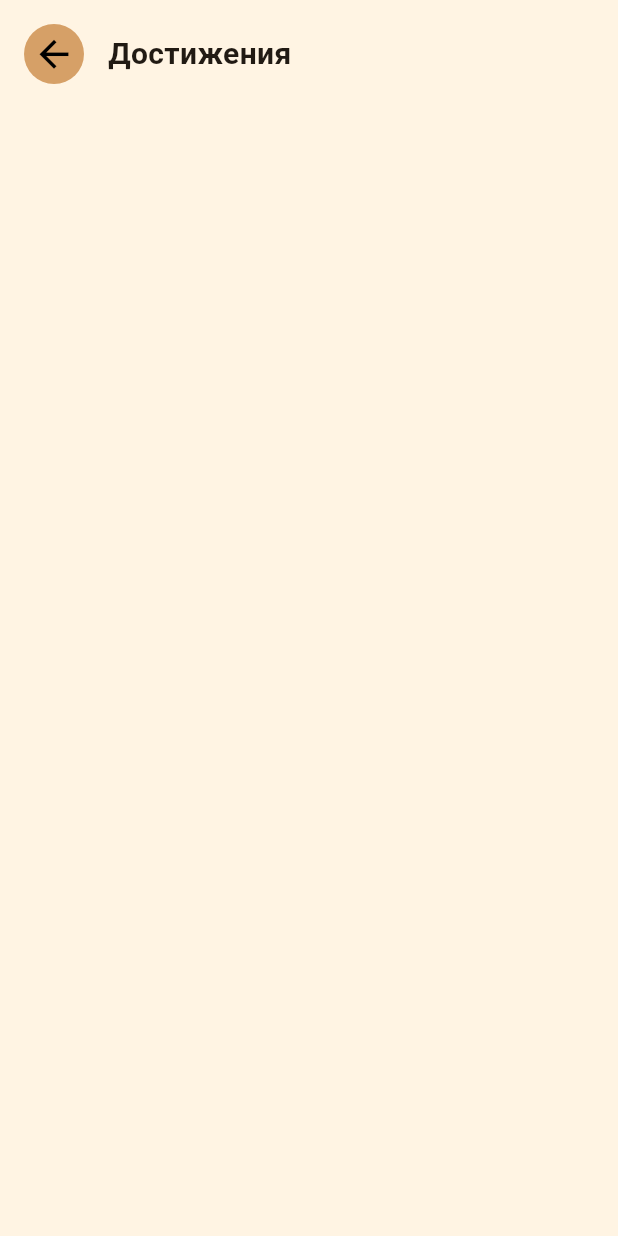
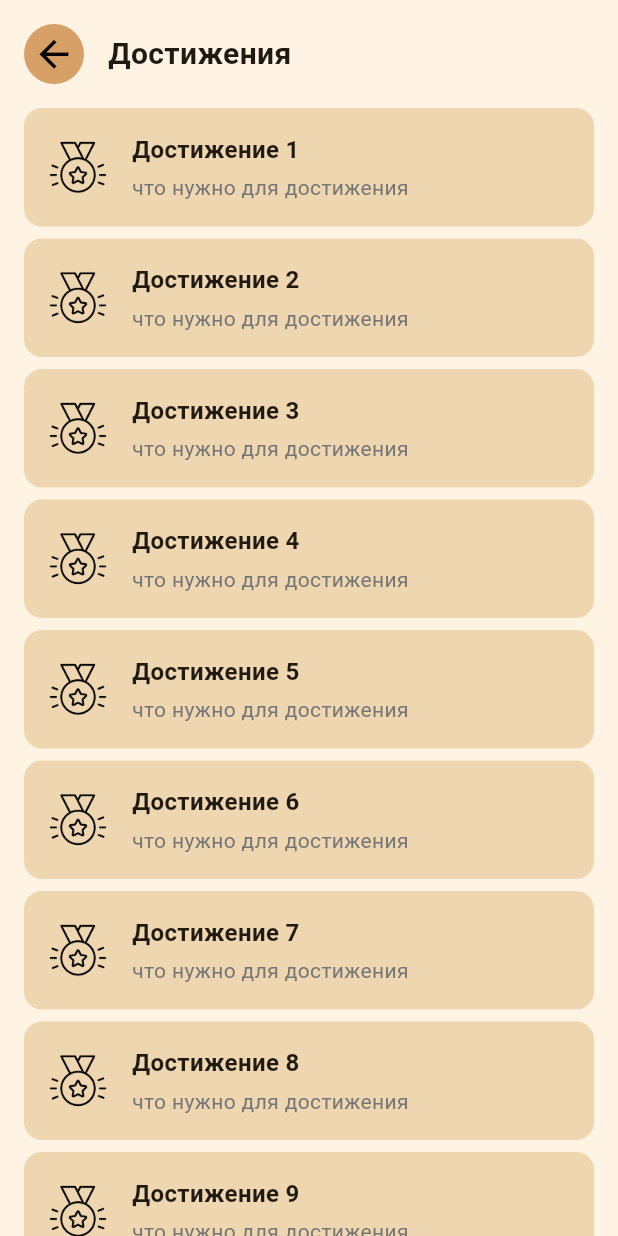
Before and after one commit to capti/Cardly, a Flutter app: the AchievementsScreen screen opened directly, on a phone screen of 412 x 824 dp. Run offline on Flutter 3.47's test engine with Material 3 defaults, Android fonts, the phone set to English and light mode, and no system bars; our stand-ins replace email_validator, flutter_svg, shared_preferences; accounts and stored records are empty.

Commit message:
FCCX-110 update achievements_screen

```diff
--- a/frontend/lib/views/achievements_screen.dart
+++ b/frontend/lib/views/achievements_screen.dart
@@ -6,7 +6,6 @@ class AchievementsScreen extends StatelessWidget {
 
   @override
   Widget build(BuildContext context) {
-    // TODO: Replace with actual achievements data
     final List<Achievement> achievements = List.generate(
       10,
       (index) => Achievement(
@@ -60,7 +59,66 @@ class AchievementsScreen extends StatelessWidget {
                 ],
               ),
             ),
-            // ... existing code ...
+            // Achievements list
+            Expanded(
+              child: ListView.builder(
+                padding: const EdgeInsets.symmetric(horizontal: 16),
+                itemCount: achievements.length,
+                itemBuilder: (context, index) {
+                  final achievement = achievements[index];
+                  return Card(
+                    margin: const EdgeInsets.only(bottom: 8),
+                    color: const Color(0xFFEDD6B0),
+                    elevation: 0,
+                    child: Padding(
+                      padding: const EdgeInsets.all(16.0),
+                      child: Row(
+                        children: [
+                          // Achievement icon using asset
+                          Container(
+                            width: 40,
+                            height: 40,
+                            decoration: const BoxDecoration(
+                              shape: BoxShape.circle,
+                            ),
+                            child: Image.asset(
+                              achievement.iconPath,
+                              width: 40,
+                              height: 40,
+                              fit: BoxFit.contain,
+                            ),
+                          ),
+                          const SizedBox(width: 16),
+                          // Achievement details
+                          Expanded(
+                            child: Column(
+                              crossAxisAlignment: CrossAxisAlignment.start,
+                              children: [
+                                Text(
+                                  achievement.title,
+                                  style: const TextStyle(
+                                    fontSize: 16,
+                                    fontWeight: FontWeight.bold,
+                                  ),
+                                ),
+                                const SizedBox(height: 4),
+                                Text(
+                                  achievement.requirement,
+                                  style: TextStyle(
+                                    fontSize: 14,
+                                    color: Colors.grey[600],
+                                  ),
+                                ),
+                              ],
+                            ),
+                          ),
+                        ],
+                      ),
+                    ),
+                  );
+                },
+              ),
+            ),
           ],
         ),
       ),
```
